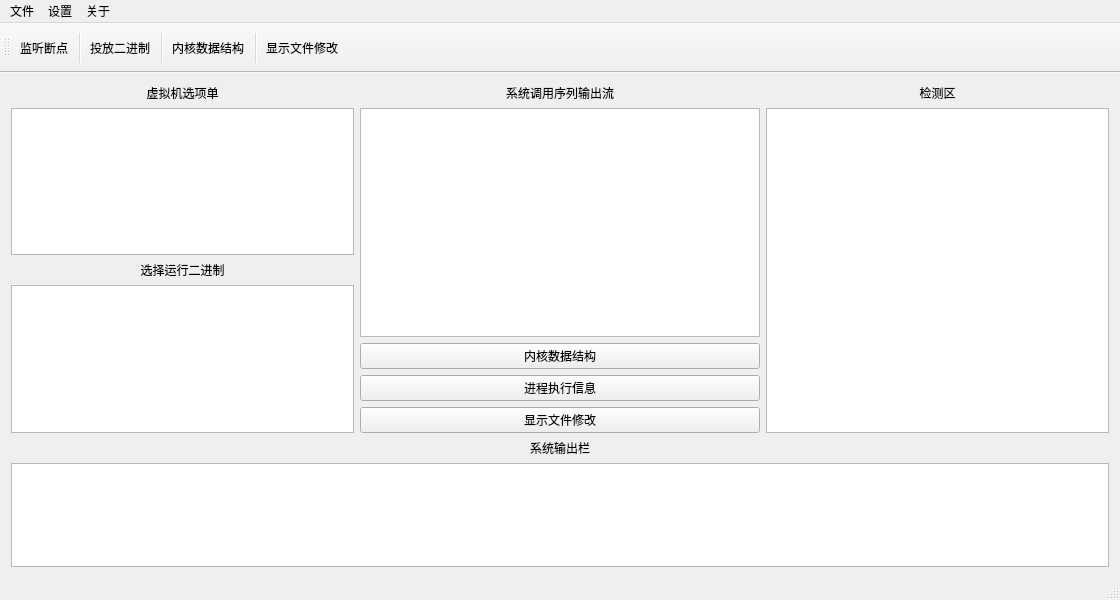
Qt form mainwindow.ui (LCM1999/fishtank) before a commit.
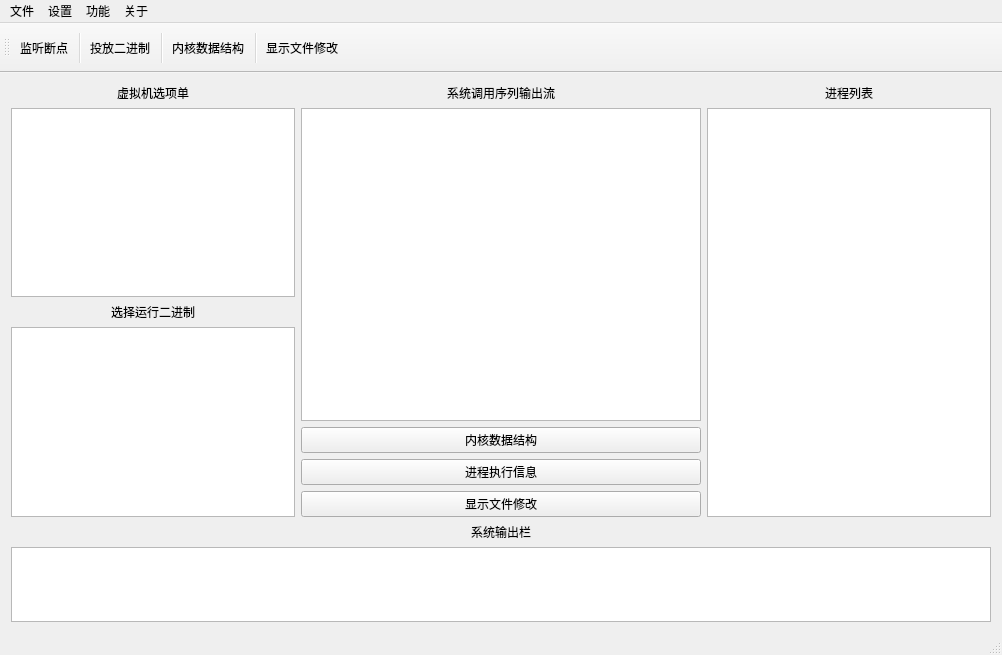
The same form after that commit. Icons and pictures are not drawn.

The edit to the form file:
```diff
--- a/mainwindow.ui
+++ b/mainwindow.ui
@@ -9,8 +9,8 @@
    <rect>
     <x>0</x>
     <y>0</y>
-    <width>1120</width>
-    <height>600</height>
+    <width>1002</width>
+    <height>655</height>
    </rect>
   </property>
   <property name="minimumSize">
@@ -38,7 +38,14 @@
     <item row="0" column="0">
      <layout class="QGridLayout" name="gridLayout_2">
       <item row="3" column="0" colspan="3">
-       <widget class="QTextBrowser" name="textBrowser"/>
+       <widget class="QTextBrowser" name="textBrowser">
+        <property name="maximumSize">
+         <size>
+          <width>16777215</width>
+          <height>80</height>
+         </size>
+        </property>
+       </widget>
       </item>
       <item row="1" column="2">
        <widget class="QTreeView" name="treeView_2"/>
@@ -108,10 +115,16 @@
          <widget class="QTreeView" name="treeView">
           <property name="minimumSize">
            <size>
-            <width>300</width>
+            <width>0</width>
             <height>0</height>
            </size>
           </property>
+          <property name="maximumSize">
+           <size>
+            <width>300</width>
+            <height>16777215</height>
+           </size>
+          </property>
          </widget>
         </item>
         <item>
@@ -125,14 +138,21 @@
          </widget>
         </item>
         <item>
-         <widget class="QTreeView" name="treeView_bin"/>
+         <widget class="QTreeView" name="treeView_bin">
+          <property name="maximumSize">
+           <size>
+            <width>300</width>
+            <height>16777215</height>
+           </size>
+          </property>
+         </widget>
         </item>
        </layout>
       </item>
       <item row="0" column="2">
        <widget class="QLabel" name="label_3">
         <property name="text">
-         <string>检测区</string>
+         <string>进程列表</string>
         </property>
         <property name="alignment">
          <set>Qt::AlignCenter</set>
@@ -158,8 +178,8 @@
     <rect>
      <x>0</x>
      <y>0</y>
-     <width>1120</width>
-     <height>23</height>
+     <width>1002</width>
+     <height>26</height>
     </rect>
    </property>
    <widget class="QMenu" name="menu">
@@ -183,8 +203,21 @@
     <addaction name="separator"/>
     <addaction name="action_7"/>
    </widget>
+   <widget class="QMenu" name="menugongneng">
+    <property name="title">
+     <string>功能</string>
+    </property>
+    <addaction name="action_9"/>
+    <addaction name="separator"/>
+    <addaction name="action_11"/>
+    <addaction name="separator"/>
+    <addaction name="action_13"/>
+    <addaction name="separator"/>
+    <addaction name="action_15"/>
+   </widget>
    <addaction name="menu"/>
    <addaction name="menu_2"/>
+   <addaction name="menugongneng"/>
    <addaction name="menu_3"/>
   </widget>
   <widget class="QToolBar" name="mainToolBar">
```
Left out of the diff: 78 changed lines with no effect on the pictures.
